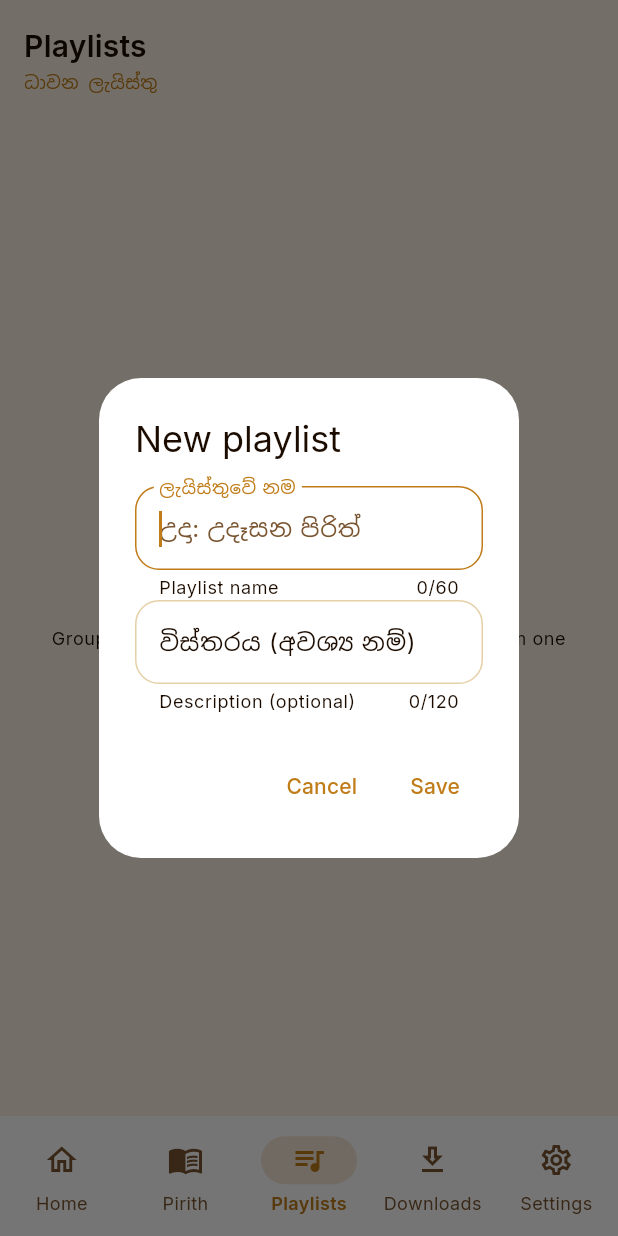
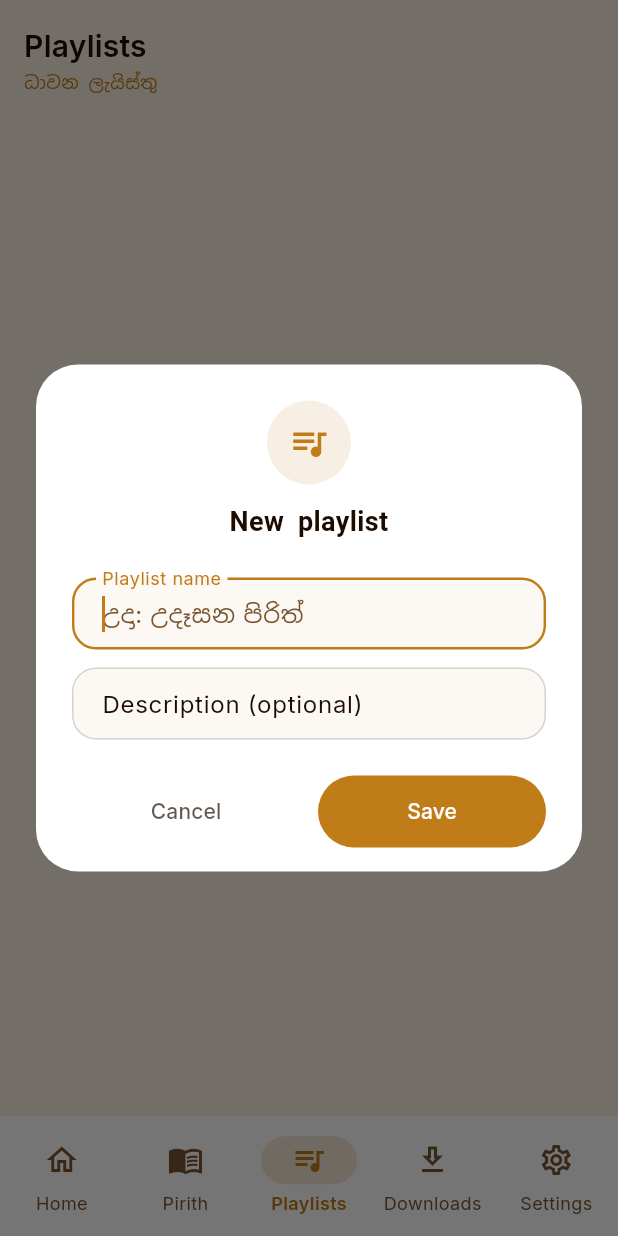
Before and after one commit to dasundoloswala23/Pirith-Potha-App, a Flutter app: the PlaylistsPage screen opened by its route, after a tap on "New playlist", on a phone screen of 412 x 824 dp. Run offline on Flutter 3.47's test engine with Material 3 defaults, Android fonts, the phone set to English and light mode, and no system bars; our stand-ins replace audio_service, cloud_firestore, dio, equatable, firebase_analytics, firebase_auth and 12 more; accounts and stored records are empty; generated files the repository leaves out were written again; network calls fail; Roboto replaces fonts that are missing (Noto Sans Sinhala, Noto Serif Sinhala).

Commit message:
Rename Android to "Pirith Pothaa", restyle the playlist dialog
Name
- The iOS rename in 4211177 only touched Info.plist, so the Android
  launcher still read "Pirith Potha" while iOS read "Pirith Pothaa".
  Android now matches. In-app strings keep "Pirith Potha" — that is the
  brand inside the app, not the store name.

Playlist name dialog
- Restyled from a stock AlertDialog to the app's own language: a gold
  badge, the Sinhala serif title, rounded fields with a warm fill and a
  gold focus ring, and a pill Save button. The maxLength counters are
  hidden — the cap still applies, but a live "0/60" under an empty field
  is clutter in a two-field dialog.
- The first pass gave resting fields a dividerColor border, which is
  near-black in this theme and read heavier than the focused state; the
  border is now a light tint of the text colour.

Fixes
- playlistsCount had no plural form, so the Playlists header rendered
  "1 playlists". Now an ICU plural. It was visible in a screenshot bound
  for the store listing.
- The widget test asserted on AlertDialog and so failed purely because
  the dialog was restyled. Rewritten to assert what the user sees — two
  fields and a Save button — which is what the test was there to protect.
- The rename pushed the App Store keywords line to 101 characters, one
  over Apple's limit; dropped the weakest term to bring it to 96.

Store assets
- Six 720x1600 screenshots captured from the signed release build, and
  the short/long descriptions, keywords and Data safety answers.

Co-Authored-By: Claude Opus 5 <noreply@anthropic.com>

```diff
--- a/lib/core/l10n/arb/app_en.arb
+++ b/lib/core/l10n/arb/app_en.arb
@@ -148,7 +148,7 @@
   "playlistDeleted": "Playlist deleted",
   "playlistEmptyTitle": "This playlist is empty",
   "playlistEmptySubtitle": "Press and hold any Pirith to add it to a playlist.",
-  "playlistsCount": "{count} playlists",
+  "playlistsCount": "{count, plural, =1{1 playlist} other{{count} playlists}}",
   "@playlistsCount": {
     "placeholders": {
       "count": {
--- a/lib/features/playlists/presentation/widgets/playlist_name_dialog.dart
+++ b/lib/features/playlists/presentation/widgets/playlist_name_dialog.dart
@@ -1,4 +1,7 @@
 import 'package:flutter/material.dart';
+
+import '../../../../app/theme/app_spacing.dart';
+import '../../../../app/theme/app_typography.dart';
 
 import '../../../../core/l10n/app_localizations.dart';
 import '../../../../core/l10n/bilingual.dart';
@@ -93,47 +96,172 @@ class _PlaylistNameDialogState extends State<_PlaylistNameDialog> {
 
   @override
   Widget build(BuildContext context) {
+    final theme = Theme.of(context);
     final bi = widget.bi;
+    final isDark = theme.brightness == Brightness.dark;
+    final accent = theme.colorScheme.primary;
 
-    return AlertDialog(
-      // With the keyboard up, two fields and their counters don't fit on a
-      // short screen; without this the dialog content overflows instead of
-      // scrolling.
-      scrollable: true,
-      title: Text(widget.title),
-      content: Column(
+    return Dialog(
+      backgroundColor: theme.colorScheme.surface,
+      insetPadding: const EdgeInsets.symmetric(
+        horizontal: AppSpacing.xl,
+        vertical: AppSpacing.xl,
+      ),
+      shape: RoundedRectangleBorder(
+        borderRadius: BorderRadius.circular(AppRadius.lg + 8),
+      ),
+      child: SingleChildScrollView(
+        // The keyboard takes roughly half a short screen; scrolling here
+        // beats an overflowing dialog.
+        child: Padding(
+          padding: const EdgeInsets.fromLTRB(
+            AppSpacing.xl,
+            AppSpacing.xl,
+            AppSpacing.xl,
+            AppSpacing.lg,
+          ),
+          child: Column(
             mainAxisSize: MainAxisSize.min,
+            crossAxisAlignment: CrossAxisAlignment.stretch,
             children: [
-          TextField(
+              // A tinted badge rather than a bare title: it gives the
+              // dialog a centre of gravity and ties it to the gold used
+              // across the player and cards.
+              Center(
+                child: Container(
+                  width: 56,
+                  height: 56,
+                  decoration: BoxDecoration(
+                    shape: BoxShape.circle,
+                    color: accent.withValues(alpha: isDark ? 0.18 : 0.12),
+                  ),
+                  child: Icon(Icons.queue_music, size: 28, color: accent),
+                ),
+              ),
+              const SizedBox(height: AppSpacing.md),
+              Text(
+                widget.title,
+                textAlign: TextAlign.center,
+                style: AppTypography.sinhalaTitle(
+                  fontSize: 18,
+                  color: theme.colorScheme.onSurface,
+                ),
+              ),
+              const SizedBox(height: AppSpacing.xl),
+              _Field(
                 controller: _nameController,
+                label: bi.primary.playlistNameLabel,
+                hint: bi.si.playlistNameHint,
                 autofocus: true,
                 textInputAction: TextInputAction.next,
                 maxLength: 60,
-            decoration: InputDecoration(
-              labelText: bi.si.playlistNameLabel,
-              hintText: bi.si.playlistNameHint,
-              helperText: bi.en.playlistNameLabel,
               ),
-          ),
-          TextField(
+              const SizedBox(height: AppSpacing.md),
+              _Field(
                 controller: _descriptionController,
+                label: bi.primary.playlistDescriptionLabel,
                 textInputAction: TextInputAction.done,
                 maxLength: 120,
                 onSubmitted: (_) => _submit(),
-            decoration: InputDecoration(
-              labelText: bi.si.playlistDescriptionLabel,
-              helperText: bi.en.playlistDescriptionLabel,
+              ),
+              const SizedBox(height: AppSpacing.xl),
+              Row(
+                children: [
+                  Expanded(
+                    child: TextButton(
+                      onPressed: () => Navigator.of(context).pop(),
+                      style: TextButton.styleFrom(
+                        padding: const EdgeInsets.symmetric(vertical: 14),
+                        foregroundColor: theme.colorScheme.onSurface
+                            .withValues(alpha: 0.7),
+                      ),
+                      child: Text(widget.l10n.actionCancel),
+                    ),
+                  ),
+                  const SizedBox(width: AppSpacing.md),
+                  Expanded(
+                    child: FilledButton(
+                      onPressed: _submit,
+                      style: FilledButton.styleFrom(
+                        padding: const EdgeInsets.symmetric(vertical: 14),
+                        shape: RoundedRectangleBorder(
+                          borderRadius: BorderRadius.circular(999),
+                        ),
+                      ),
+                      child: Text(widget.l10n.actionSave),
                     ),
                   ),
                 ],
               ),
-      actions: [
-        TextButton(
-          onPressed: () => Navigator.of(context).pop(),
-          child: Text(widget.l10n.actionCancel),
+            ],
           ),
-        TextButton(onPressed: _submit, child: Text(widget.l10n.actionSave)),
-      ],
+        ),
+      ),
     );
   }
 }
+
+/// Rounded, filled text field matching the search bar and cards rather than
+/// Material's default underlined input. The character counter is hidden —
+/// [maxLength] still caps the text, but a live "0/60" under an empty field
+/// is clutter in a two-field dialog.
+class _Field extends StatelessWidget {
+  const _Field({
+    required this.controller,
+    required this.label,
+    required this.maxLength,
+    this.hint,
+    this.autofocus = false,
+    this.textInputAction,
+    this.onSubmitted,
+  });
+
+  final TextEditingController controller;
+  final String label;
+  final int maxLength;
+  final String? hint;
+  final bool autofocus;
+  final TextInputAction? textInputAction;
+  final ValueChanged<String>? onSubmitted;
+
+  @override
+  Widget build(BuildContext context) {
+    final theme = Theme.of(context);
+    // dividerColor is near-black in this theme and made the resting field
+    // heavier than the gold focus state; a light tint of the text colour
+    // keeps the field quiet until it is focused.
+    final border = OutlineInputBorder(
+      borderRadius: BorderRadius.circular(AppRadius.md),
+      borderSide: BorderSide(
+        color: theme.colorScheme.onSurface.withValues(alpha: 0.16),
+      ),
+    );
+
+    return TextField(
+      controller: controller,
+      autofocus: autofocus,
+      textInputAction: textInputAction,
+      maxLength: maxLength,
+      onSubmitted: onSubmitted,
+      style: TextStyle(color: theme.colorScheme.onSurface),
+      decoration: InputDecoration(
+        labelText: label,
+        hintText: hint,
+        counterText: '',
+        filled: true,
+        // A warm tint of the accent, so the field reads as an input on the
+        // cream dialog instead of disappearing into it.
+        fillColor: theme.colorScheme.primary.withValues(alpha: 0.05),
+        contentPadding: const EdgeInsets.symmetric(
+          horizontal: AppSpacing.lg,
+          vertical: AppSpacing.md,
+        ),
+        border: border,
+        enabledBorder: border,
+        focusedBorder: border.copyWith(
+          borderSide: BorderSide(color: theme.colorScheme.primary, width: 1.6),
+        ),
+      ),
+    );
+  }
+}
```
Also changed, not shown: 9 other files. Lines whose indentation alone changed are shown as unchanged.
